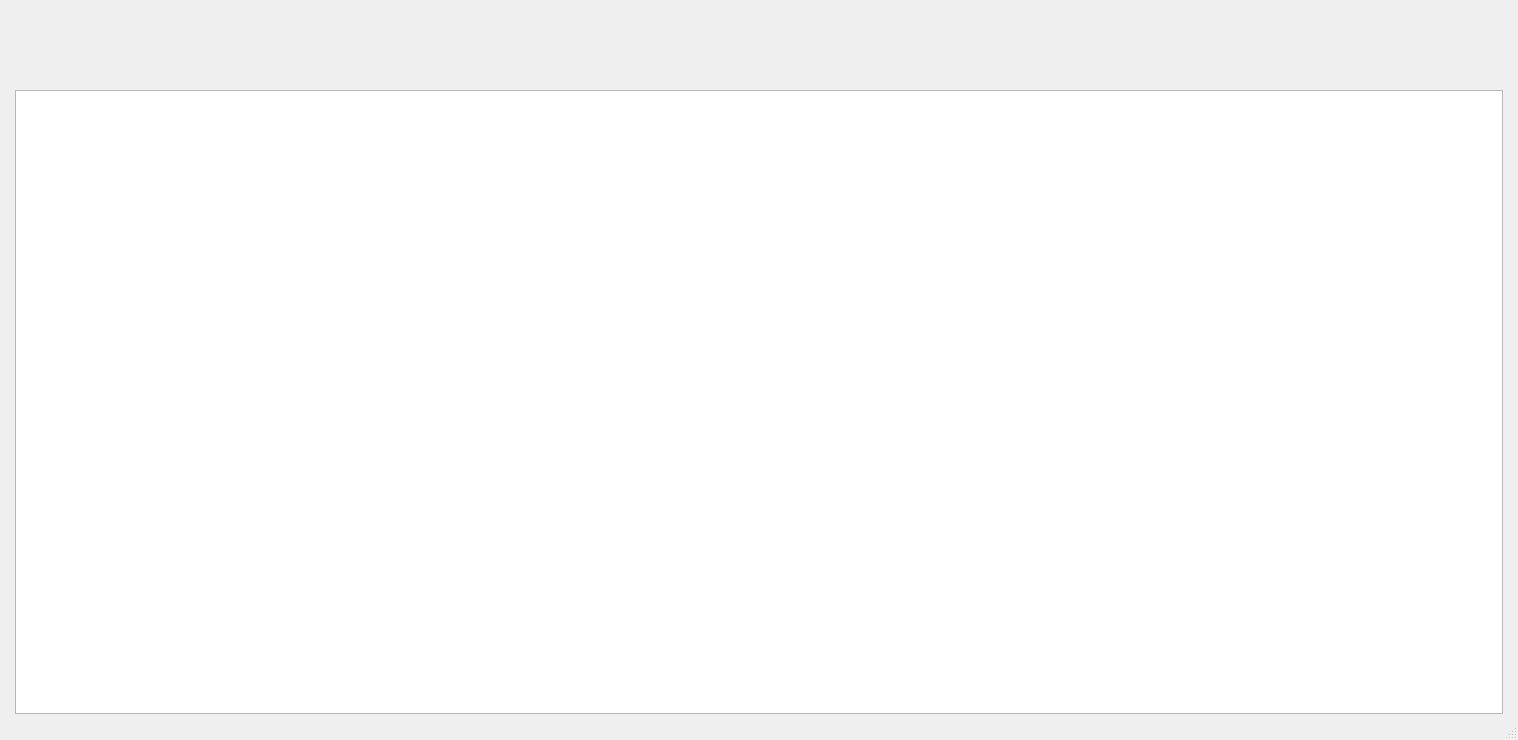
Old version of the form bombermanGUI/mainwindow.ui in the repository JoseMJaramilloS/Practica5_Info2.
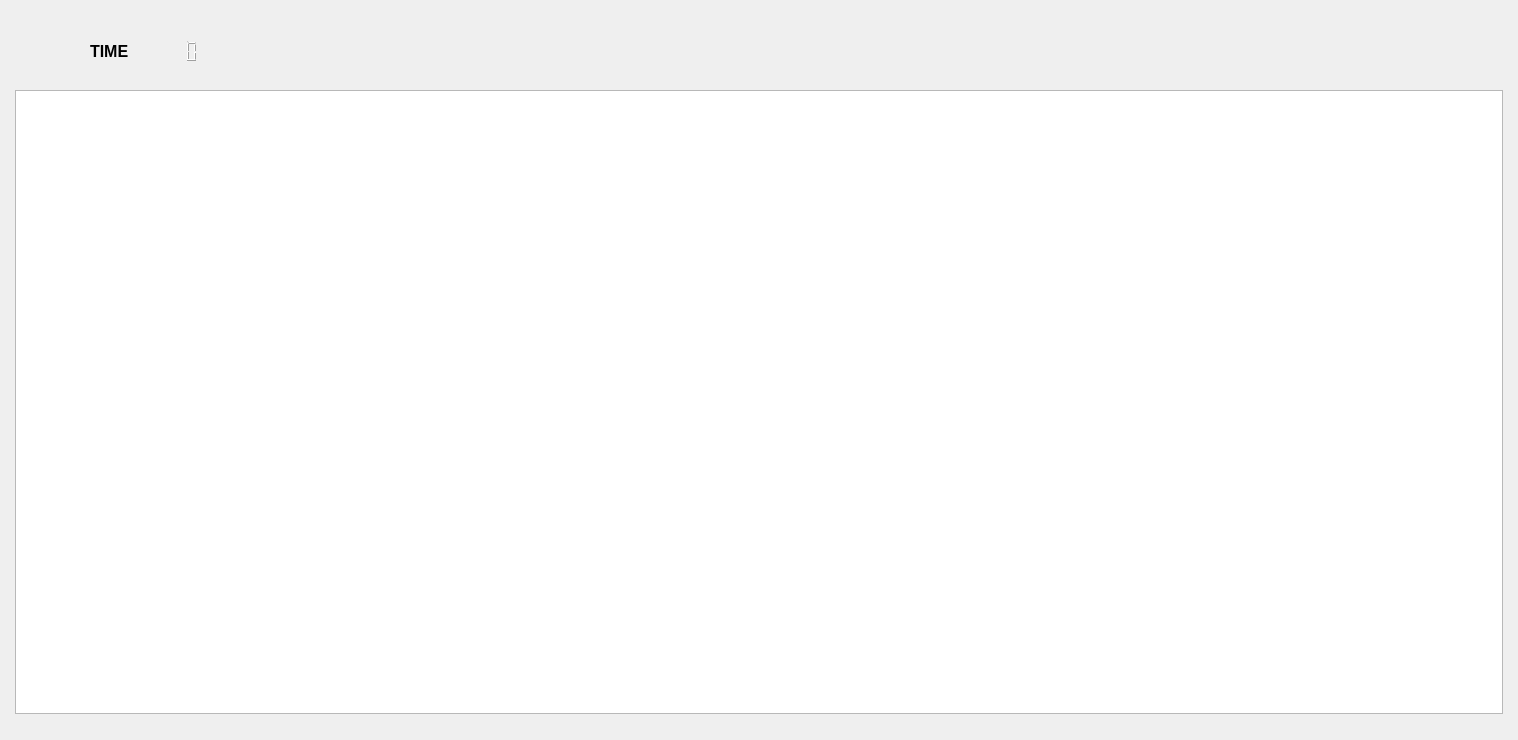
New version of the form.

What changed in the file:
```diff
--- a/bombermanGUI/mainwindow.ui
+++ b/bombermanGUI/mainwindow.ui
@@ -39,6 +39,57 @@
      </brush>
     </property>
    </widget>
+   <widget class="QLCDNumber" name="lcdNumber">
+    <property name="geometry">
+     <rect>
+      <x>140</x>
+      <y>40</y>
+      <width>64</width>
+      <height>23</height>
+     </rect>
+    </property>
+    <property name="font">
+     <font>
+      <weight>75</weight>
+      <bold>true</bold>
+     </font>
+    </property>
+    <property name="autoFillBackground">
+     <bool>false</bool>
+    </property>
+    <property name="styleSheet">
+     <string notr="true">color: red; </string>
+    </property>
+    <property name="frameShape">
+     <enum>QFrame::NoFrame</enum>
+    </property>
+    <property name="frameShadow">
+     <enum>QFrame::Raised</enum>
+    </property>
+    <property name="midLineWidth">
+     <number>0</number>
+    </property>
+   </widget>
+   <widget class="QLabel" name="label">
+    <property name="geometry">
+     <rect>
+      <x>90</x>
+      <y>40</y>
+      <width>47</width>
+      <height>23</height>
+     </rect>
+    </property>
+    <property name="font">
+     <font>
+      <pointsize>12</pointsize>
+      <weight>75</weight>
+      <bold>true</bold>
+     </font>
+    </property>
+    <property name="text">
+     <string>TIME</string>
+    </property>
+   </widget>
   </widget>
   <widget class="QMenuBar" name="menubar">
    <property name="geometry">
@@ -50,7 +101,6 @@
     </rect>
    </property>
   </widget>
-  <widget class="QStatusBar" name="statusbar"/>
  </widget>
  <resources/>
  <connections/>
```
